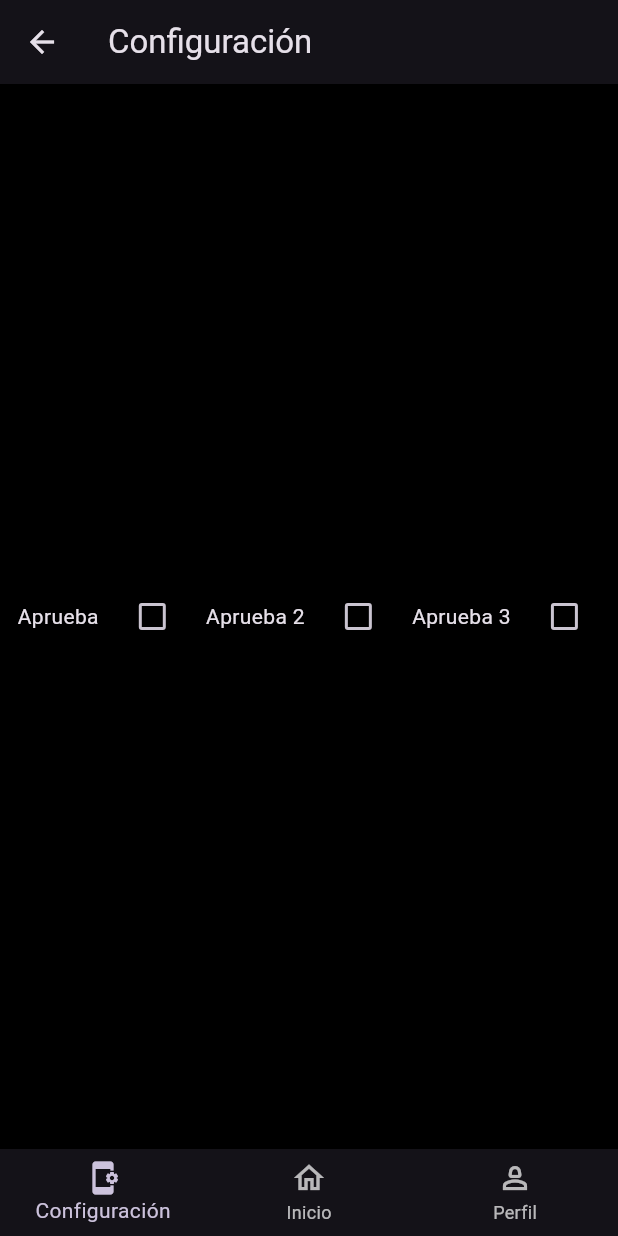
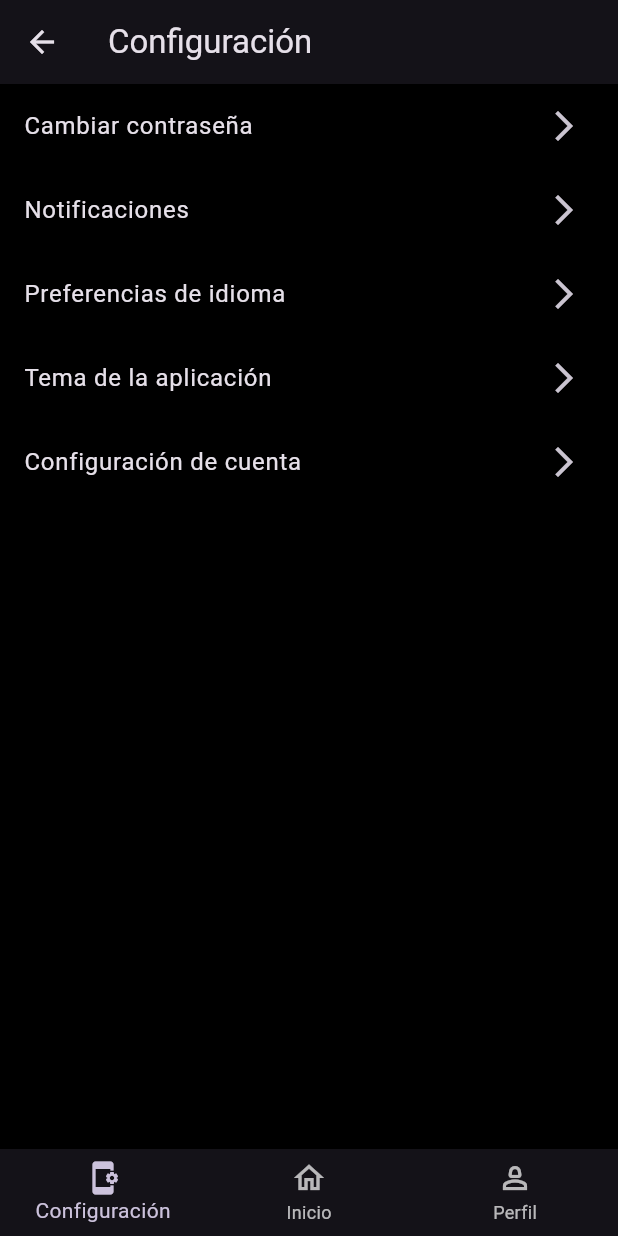
Before and after one commit to AndoniUTT/hoManager_app, a Flutter app: the screen it shows after launch, after a tap on "Iniciar sesión", on a phone screen of 412 x 824 dp. Run offline on Flutter 3.47's test engine with Material 3 defaults, Android fonts, the phone set to English and light mode, and no system bars.

Commit message:
Estructura Inicial - ConfigViews y ProfileViews

```diff
--- a/lib/screens/main_screen.dart
+++ b/lib/screens/main_screen.dart
@@ -17,7 +17,7 @@ class _MainScreenState extends State<MainScreen> {
   Widget build(BuildContext context) {
     final colors = Theme.of(context).colorScheme;
 
-    final screens = [const ConfigViews(), const HomeViews(), const ProfileViews()];
+    final screens = [ConfigViews(), const HomeViews(), ProfileViews()];
 
     return Scaffold(
 
--- a/lib/views/config_views/config_views.dart
+++ b/lib/views/config_views/config_views.dart
@@ -1,17 +1,6 @@
 import 'package:flutter/material.dart';
 
-class ConfigViews extends StatefulWidget {
-  const ConfigViews({super.key});
-
-  @override
-  State<ConfigViews> createState() => _ConfigViewsState();
-}
-
-class _ConfigViewsState extends State<ConfigViews> {
-  bool Check1 = false;
-  bool Check2 = false;
-  bool Check3 = false;
-
+class ConfigViews extends StatelessWidget {
   @override
   Widget build(BuildContext context) {
     return Scaffold(
@@ -19,60 +8,33 @@ class _ConfigViewsState extends State<ConfigViews> {
         title: Text("Configuración"),
       ),
       body: Column(
-        mainAxisAlignment: MainAxisAlignment.center,
+        crossAxisAlignment: CrossAxisAlignment.stretch,
         children: [
-          entradasCheck(),
+          ConfigOption(title: "Cambiar contraseña"),
+          ConfigOption(title: "Notificaciones"),
+          ConfigOption(title: "Preferencias de idioma"),
+          ConfigOption(title: "Tema de la aplicación"),
+          ConfigOption(title: "Configuración de cuenta"),
         ],
       ),
     );
   }
+}
 
-  Column settings(){
-    return const Column(
-      mainAxisAlignment: MainAxisAlignment.start,
-      children: [
-        ListTile(
-          title: Text('Configurar app'),
-        )
-      ],
-    );
-  }
+class ConfigOption extends StatelessWidget {
+  final String title;
 
-  Row entradasCheck() {
-    return Row(
-      mainAxisAlignment: MainAxisAlignment.spaceEvenly,
-      children: [
-        Text(
-          'Aprueba',
-        ),
-        Checkbox(
-            value: Check1,
-            onChanged: (value) {
-              setState(() {
-                Check1 = value!;
-              });
-            }),
-        Text(
-          'Aprueba 2',
-        ),
-        Checkbox(
-            value: Check2,
-            onChanged: (value) {
-              setState(() {
-                Check2 = value!;
-            });
-        }),
-        Text(
-          'Aprueba 3',
-        ),
-        Checkbox(
-            value: Check3,
-            onChanged: (value) {
-              setState(() {
-                Check3 = value!;
-            });
-        }),
-      ],
+  const ConfigOption({required this.title});
+
+  @override
+  Widget build(BuildContext context) {
+    return ListTile(
+      title: Text(title),
+      trailing: Icon(Icons.arrow_forward_ios),
+      onTap: () {
+        // Acción a realizar al seleccionar esta opción
+        print("Seleccionaste: $title");
+      },
     );
   }
 }
--- a/lib/views/profile_views/profile_views.dart
+++ b/lib/views/profile_views/profile_views.dart
@@ -1,45 +1,107 @@
 import 'package:flutter/material.dart';
 
-class ProfileViews extends StatefulWidget {
-  const ProfileViews({super.key});
-
-  @override
-  State<ProfileViews> createState() => _ProfileViewsState();
-}
-
-class _ProfileViewsState extends State<ProfileViews> {
+class ProfileViews extends StatelessWidget {
   @override
   Widget build(BuildContext context) {
     return Scaffold(
       appBar: AppBar(
         title: Text("Perfil"),
       ),
-      body: Column(
-        //mainAxisAlignment: MainAxisAlignment.center,
+      body: SingleChildScrollView(
+        padding: EdgeInsets.all(16.0),
+        child: Column(
+          crossAxisAlignment: CrossAxisAlignment.stretch,
+          children: [
+            ProfileCard(
+              child: Column(
+                children: [
+                  CircleAvatar(
+                    radius: 60,
+                    backgroundImage: AssetImage('assets/img/usuario.png'),
+                  ),
+                  SizedBox(height: 20),
+                  Text(
+                    "Andoni",
+                    style: TextStyle(
+                      fontSize: 24,
+                      fontWeight: FontWeight.bold,
+                    ),
+                  ),
+                ],
+              ),
+            ),
+            SizedBox(height: 20),
+            ProfileCard(
+              child: Column(
+                crossAxisAlignment: CrossAxisAlignment.start,
+                children: [
+                  ProfileField(label: "Nombre", value: "Andoni"),
+                  ProfileField(label: "Correo electrónico", value: "andoni@example.com"),
+                  ProfileField(label: "Teléfono", value: "+1234567890"),
+                  ProfileField(label: "Ubicación", value: "Ciudad, País"),
+                  // Agrega más campos según sea necesario
+                ],
+              ),
+            ),
+          ],
+        ),
+      ),
+    );
+  }
+}
+
+class ProfileCard extends StatelessWidget {
+  final Widget child;
+
+  const ProfileCard({required this.child});
+
+  @override
+  Widget build(BuildContext context) {
+    return Card(
+      color: const Color.fromARGB(255, 66, 66, 66), // Color de la tarjeta para generar contraste
+      margin: EdgeInsets.symmetric(vertical: 8.0),
+      elevation: 5.0,
+      shape: RoundedRectangleBorder(
+        borderRadius: BorderRadius.circular(10.0),
+      ),
+      child: Padding(
+        padding: EdgeInsets.all(16.0),
+        child: child,
+      ),
+    );
+  }
+}
+
+class ProfileField extends StatelessWidget {
+  final String label;
+  final String value;
+
+  const ProfileField({required this.label, required this.value});
+
+  @override
+  Widget build(BuildContext context) {
+    return Padding(
+      padding: EdgeInsets.symmetric(vertical: 8.0),
+      child: Row(
+        mainAxisAlignment: MainAxisAlignment.spaceBetween,
         children: [
-          ClipRRect(
-            borderRadius: BorderRadius.circular(20),
-            child: const SizedBox(
-              height: 120,
-              width: 120,
-              child: Image(
-                image: AssetImage('assets/img/usuario.png')),
+          Text(
+            "$label: ",
+            style: TextStyle(
+              fontSize: 16,
+              fontWeight: FontWeight.bold,
+              color: Colors.white,
             ),
           ),
-          Container(
-            padding: const EdgeInsets.all(10),
-            child: const Text("Andoni"),
+          Text(
+            value,
+            style: TextStyle(
+              fontSize: 16,
+              color: Colors.white,
+            ),
           ),
         ],
       ),
     );
   }
-
-  Widget imageWeb(){
-      return SizedBox(
-          height: 50,
-          width: 50,
-          child: Image.network('https://www.pexels.com/es-es/foto/ilustracion-de-bola-de-plasma-414860/'),
-        );
-  }
 }
```
